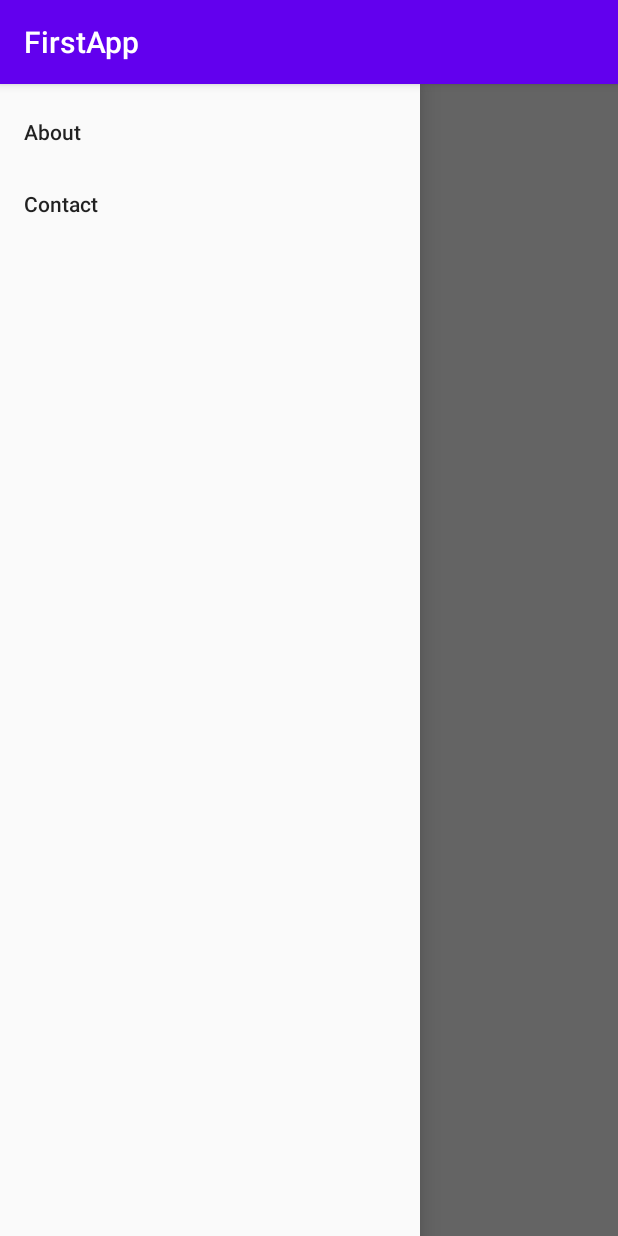
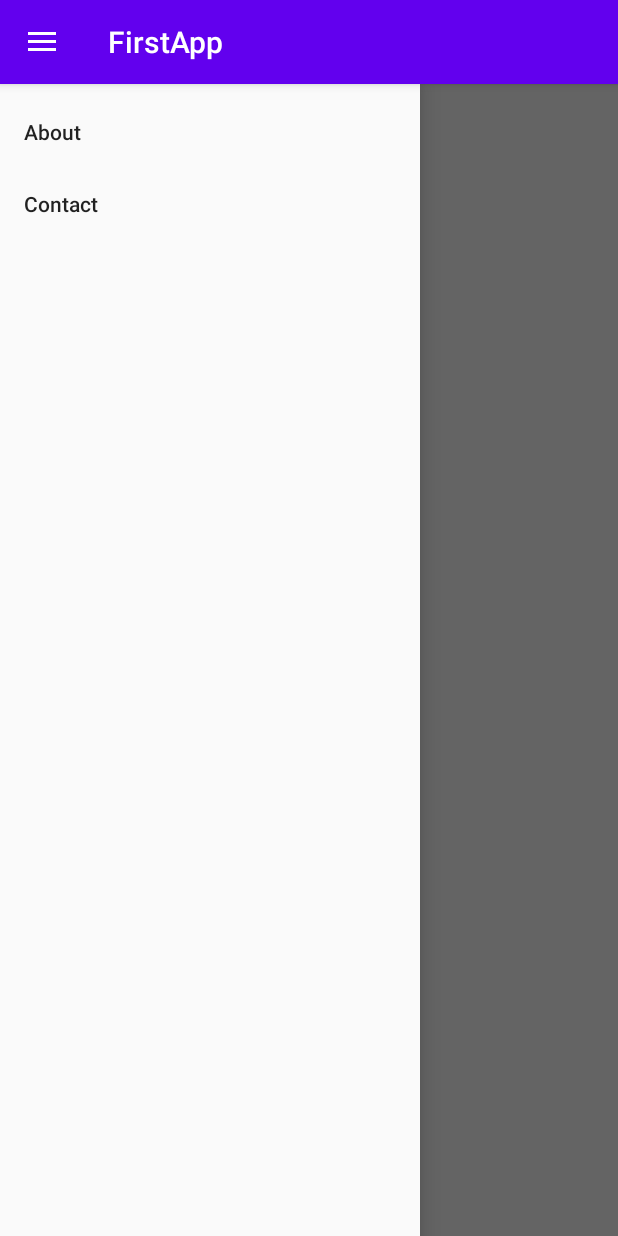
Before and after one commit to depper16/FIRSTAPP, an Android app: the screen it shows after launch (MainActivity), with the side drawer open, on a phone screen of 412 x 824 dp. Run offline under Robolectric (Android 15) with nearby library versions, the phone set to English and light mode, and no system bars; our stand-ins replace data binding, navigation-ui.

Commit message:
Fix Menu1

```diff
--- a/app/src/main/java/com/example/firstapp/MainActivity.kt
+++ b/app/src/main/java/com/example/firstapp/MainActivity.kt
@@ -12,8 +12,12 @@ class MainActivity : AppCompatActivity() {
     private lateinit var drawerLayout: DrawerLayout
     override fun onCreate(savedInstanceState: Bundle?) {
         super.onCreate(savedInstanceState)
+        @Suppress("UNUSED_VARIABLE")
         val binding = DataBindingUtil.setContentView<ActivityMainBinding>(this,
             R.layout.activity_main)
+
+        drawerLayout = binding.drawerLayout
+
 
         val navController = this.findNavController(R.id.myNavHostFragment)
 
--- a/app/src/main/res/layout/fragment_title.xml
+++ b/app/src/main/res/layout/fragment_title.xml
@@ -2,7 +2,7 @@
 <layout xmlns:android="http://schemas.android.com/apk/res/android"
     xmlns:app="http://schemas.android.com/apk/res-auto"
     xmlns:tools="http://schemas.android.com/tools"
-    tools:context="com.example.android.navigation.TitleFragment">
+    tools:context="com.example.firstapp.TitleFragment">
     <androidx.constraintlayout.widget.ConstraintLayout
         android:id="@+id/titleConstraint"
         android:layout_width="match_parent"
--- a/app/src/main/res/navigation/navigation.xml
+++ b/app/src/main/res/navigation/navigation.xml
@@ -1,22 +1,23 @@
 <?xml version="1.0" encoding="utf-8"?>
 <navigation xmlns:android="http://schemas.android.com/apk/res/android"
-    xmlns:app="http://schemas.android.com/apk/res-auto" android:id="@+id/navigation"
+    xmlns:app="http://schemas.android.com/apk/res-auto"
+    android:id="@+id/navigation"
     xmlns:tools="http://schemas.android.com/tools"
     app:startDestination="@id/titleFragment">
     <fragment
         android:id="@+id/titleFragment"
         android:name="com.example.firstapp.TitleFragment"
-        android:label="TitleFragment"
+        android:label="FirstApp"
         tools:layout="@layout/fragment_title" />
     <fragment
         android:id="@+id/contactFragment"
         android:name="com.example.firstapp.ContactFragment"
-        android:label="ContactFragment"
+        android:label="Contact"
         tools:layout="@layout/fragment_contact" />
     <fragment
         android:id="@+id/aboutFragment"
         android:name="com.example.firstapp.AboutFragment"
-        android:label="AboutFragment"
+        android:label="About"
         tools:layout="@layout/fragment_about" />
 
 </navigation>
--- a/app/src/main/res/values/colors.xml
+++ b/app/src/main/res/values/colors.xml
@@ -1,6 +1,5 @@
 <?xml version="1.0" encoding="utf-8"?>
 <resources>
     <color name="colorPrimary">#6200EE</color>
-    <color name="colorPrimaryDark">#3700B3</color>
-    <color name="colorAccent">#03DAC5</color>
+    <color name="colorPrimaryDark">#000000</color>
 </resources>
--- a/app/src/main/res/values/styles.xml
+++ b/app/src/main/res/values/styles.xml
@@ -4,7 +4,7 @@
         <!-- Customize your theme here. -->
         <item name="colorPrimary">@color/colorPrimary</item>
         <item name="colorPrimaryDark">@color/colorPrimaryDark</item>
-        <item name="colorAccent">@color/colorAccent</item>
+
     </style>
 
 </resources>
```
